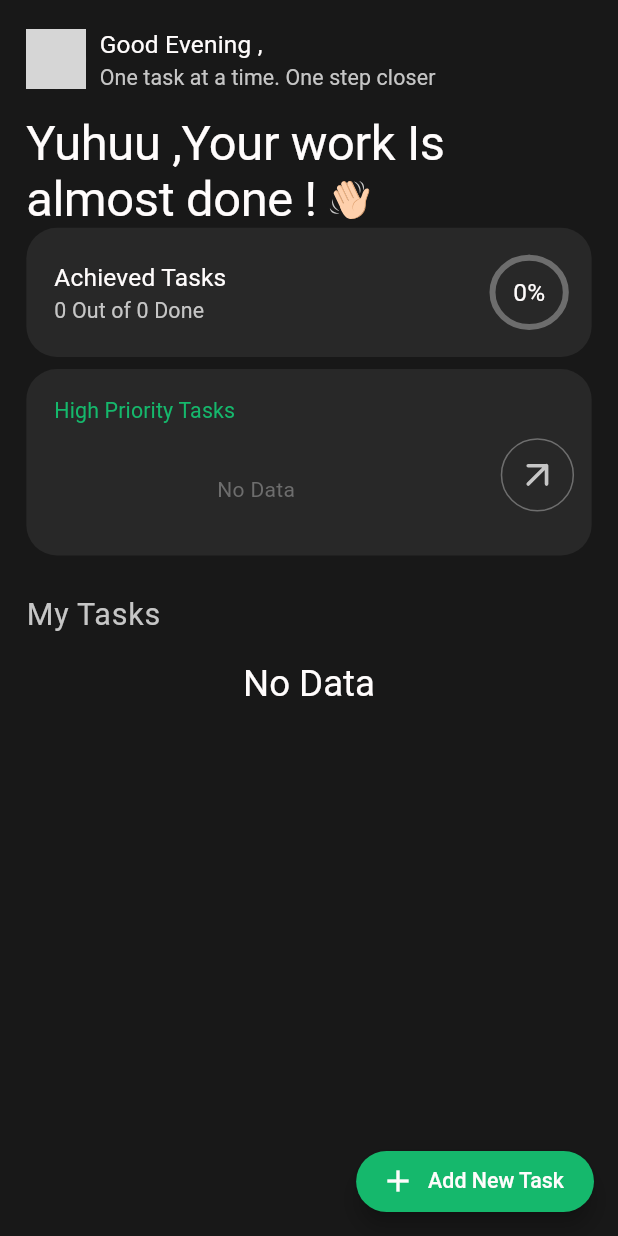
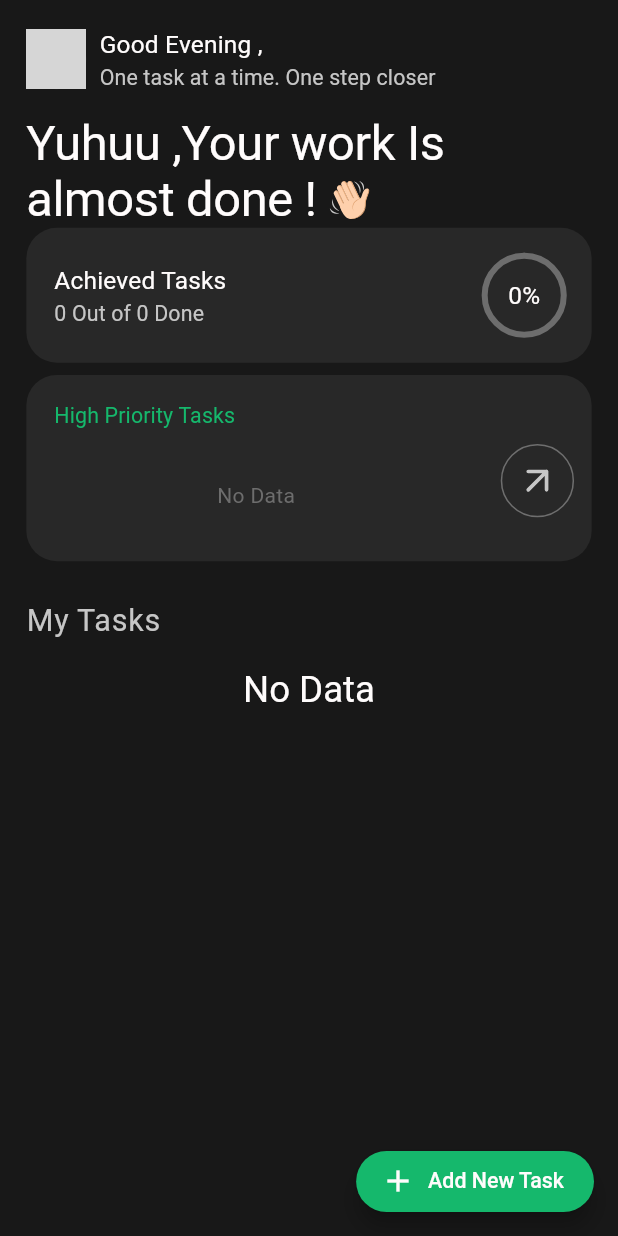
Before and after one commit to AmiraMohamed76/Tasky-App, a Flutter app: the HomeScreen screen opened directly, on a phone screen of 412 x 824 dp. Run offline on Flutter 3.47's test engine with Material 3 defaults, Android fonts, the phone set to English and light mode, and no system bars; our stand-ins replace flutter_screenutil, flutter_svg, hive_ce_flutter, image_picker, shared_preferences; accounts and stored records are empty; project files that could hold a hidden picture were left out; grey boxes are pictures that could not be loaded.

Commit message:
Some ui enhancement

```diff
--- a/lib/core/components/task_item_widget.dart
+++ b/lib/core/components/task_item_widget.dart
@@ -227,6 +227,7 @@ class TaskItemWidget extends StatelessWidget {
                       label: Text("Edit Task"),
                       icon: Icon(Icons.edit),
                     ),
+                    SizedBox(height: AppSizes.ph8,)
                   ],
                 ),
               ),
--- a/lib/features/home/components/achieved_task_widget.dart
+++ b/lib/features/home/components/achieved_task_widget.dart
@@ -48,8 +48,8 @@ class AchievedTaskWidget extends StatelessWidget {
                     angle: -pi / 2,
                     // to rotate progress to start from top left
                     child: SizedBox(
-                      width: AppSizes.w42,
-                      height: AppSizes.h48,
+                      width: AppSizes.w48,
+                      height: AppSizes.w48,
                       child: CircularProgressIndicator(
                         value: value.precent,
                         backgroundColor: Theme.of(context).colorScheme.onSurface,
```
Also changed, not shown: pubspec.lock, 6 other files.
